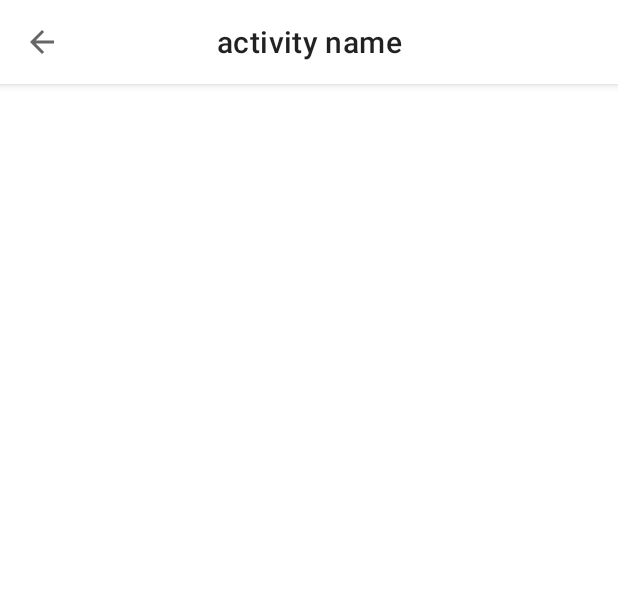
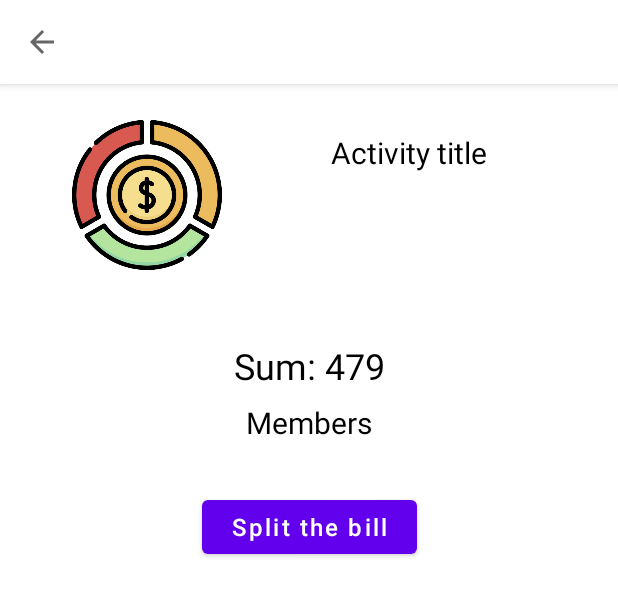
Before and after one commit to shmelzz/DebtsApp, an Android app: the layout fragment_activity_info.xml on its own in the app's theme, with its tools: preview values and no code run, on a phone screen of 412 x 824 dp. Shown: the top 596 px of the screen. Run offline under Robolectric (Android 15) with nearby library versions, the phone set to English and light mode, and no system bars.

Commit message:
activity info layout

```diff
--- /dev/null
+++ b/app/src/main/java/com/example/debtsapp/ui/activities/activity_info/ActivityInfoViewModel.kt
@@ -0,0 +1,6 @@
+package com.example.debtsapp.ui.activities.activity_info
+
+import androidx.lifecycle.ViewModel
+
+class ActivityInfoViewModel : ViewModel() {
+}
--- a/app/src/main/res/layout/activity_login.xml
+++ b/app/src/main/res/layout/activity_login.xml
@@ -21,7 +21,8 @@
 
         <com.google.android.material.textfield.TextInputEditText
             android:layout_width="match_parent"
-            android:layout_height="wrap_content" />
+            android:layout_height="wrap_content"
+            android:inputType="text" />
     </com.google.android.material.textfield.TextInputLayout>
 
     <com.google.android.material.textfield.TextInputLayout
@@ -32,7 +33,8 @@
 
         <com.google.android.material.textfield.TextInputEditText
             android:layout_width="match_parent"
-            android:layout_height="wrap_content" />
+            android:layout_height="wrap_content"
+            android:inputType="textPassword" />
     </com.google.android.material.textfield.TextInputLayout>
 
     <com.google.android.material.button.MaterialButton
--- a/app/src/main/res/layout/fragment_activity_info.xml
+++ b/app/src/main/res/layout/fragment_activity_info.xml
@@ -5,6 +5,7 @@
     android:layout_height="match_parent">
 
     <com.google.android.material.appbar.AppBarLayout
+        android:id="@+id/appBarLayout"
         android:layout_width="match_parent"
         android:layout_height="wrap_content"
         app:layout_constraintEnd_toEndOf="parent"
@@ -16,10 +17,73 @@
             style="@style/Widget.MaterialComponents.Toolbar.Surface"
             android:layout_width="match_parent"
             android:layout_height="?attr/actionBarSize"
-            app:navigationIcon="@drawable/ic_arrow_back_24"
-            app:title="activity name"
-            app:titleCentered="true" />
+            app:navigationIcon="@drawable/ic_arrow_back_24" />
     </com.google.android.material.appbar.AppBarLayout>
 
 
+    <com.google.android.material.textview.MaterialTextView
+        android:id="@+id/activity_sum_tv"
+        android:layout_width="match_parent"
+        android:layout_height="wrap_content"
+        android:layout_marginTop="112dp"
+        android:gravity="center"
+        android:text="Sum: 479"
+        android:textColor="@color/black"
+        android:textSize="24sp"
+        app:layout_constraintEnd_toEndOf="parent"
+        app:layout_constraintHorizontal_bias="0.0"
+        app:layout_constraintStart_toStartOf="parent"
+        app:layout_constraintTop_toBottomOf="@+id/activity_title_tv" />
+
+    <TextView
+        android:id="@+id/members_list_tv"
+        android:layout_width="match_parent"
+        android:layout_height="wrap_content"
+        android:gravity="center"
+        android:padding="8dp"
+        android:text="@string/members"
+        android:textColor="@color/black"
+        android:textSize="20sp"
+        app:layout_constraintEnd_toEndOf="parent"
+        app:layout_constraintStart_toStartOf="parent"
+        app:layout_constraintTop_toBottomOf="@+id/activity_sum_tv" />
+
+    <com.google.android.material.textview.MaterialTextView
+        android:id="@+id/activity_title_tv"
+        android:layout_width="wrap_content"
+        android:layout_height="wrap_content"
+        android:layout_marginTop="8dp"
+        android:maxWidth="200dp"
+        android:text="Activity title"
+        android:textColor="@color/black"
+        android:textSize="20sp"
+        app:layout_constraintEnd_toEndOf="parent"
+        app:layout_constraintHorizontal_bias="0.455"
+        app:layout_constraintStart_toEndOf="@+id/money_iv"
+        app:layout_constraintTop_toTopOf="@+id/money_iv" />
+
+    <ImageView
+        android:id="@+id/money_iv"
+        android:layout_width="100dp"
+        android:layout_height="100dp"
+        android:layout_marginStart="48dp"
+        android:layout_marginTop="80dp"
+        android:src="@drawable/analytics"
+        app:layout_constraintStart_toStartOf="parent"
+        app:layout_constraintTop_toTopOf="parent" />
+
+    <Button
+        android:id="@+id/split_bill_btn"
+        android:layout_width="wrap_content"
+        android:layout_height="wrap_content"
+        android:layout_marginTop="24dp"
+        android:paddingStart="20dp"
+        android:paddingEnd="20dp"
+        android:text="@string/split_the_bill"
+        android:textAllCaps="false"
+        android:textSize="16sp"
+        app:layout_constraintEnd_toEndOf="parent"
+        app:layout_constraintStart_toStartOf="parent"
+        app:layout_constraintTop_toBottomOf="@+id/members_list_tv" />
+
 </androidx.constraintlayout.widget.ConstraintLayout>
```
Also changed, not shown: app/src/main/java/com/example/debtsapp/ui/activities/GroupsFragment.kt (+8 -5 lines), app/src/main/java/com/example/debtsapp/ui/activities/activity_info/ActivityInfoFragment.kt (added, +40 -0 lines), app/src/main/res/layout/fragment_activities.xml (+8 -9 lines), app/src/main/res/navigation/mobile_navigation.xml (+20 -1 lines), app/src/main/res/values/strings.xml (+4 -3 lines), app/src/main/res/drawable/analytics.png (added).
